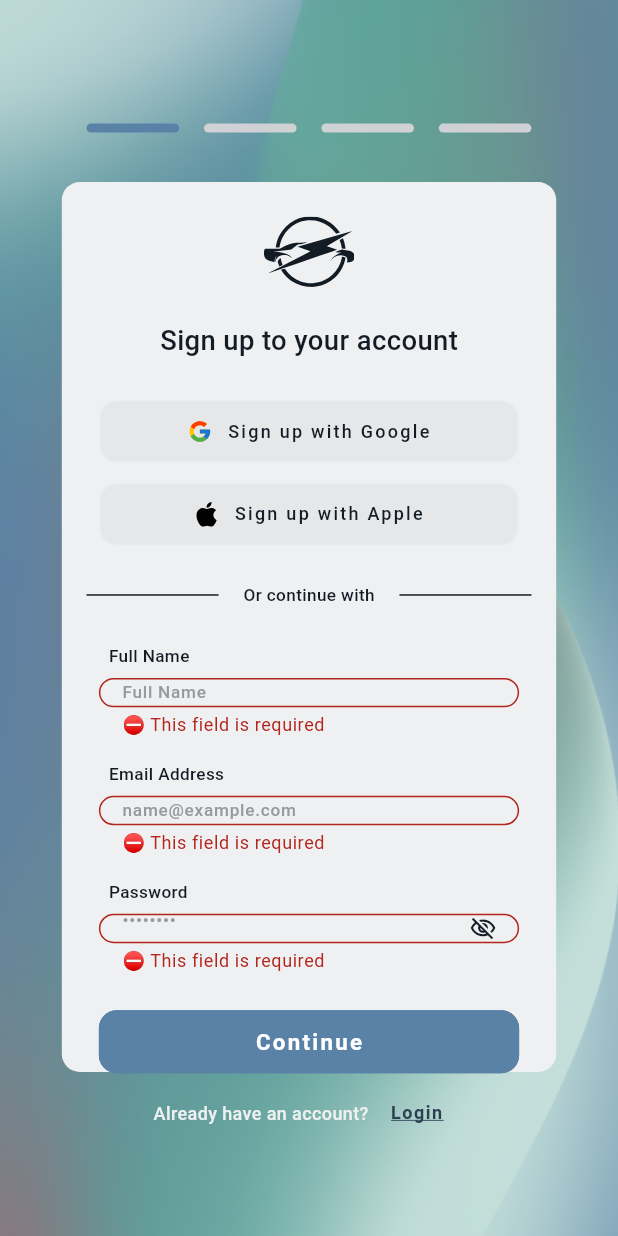
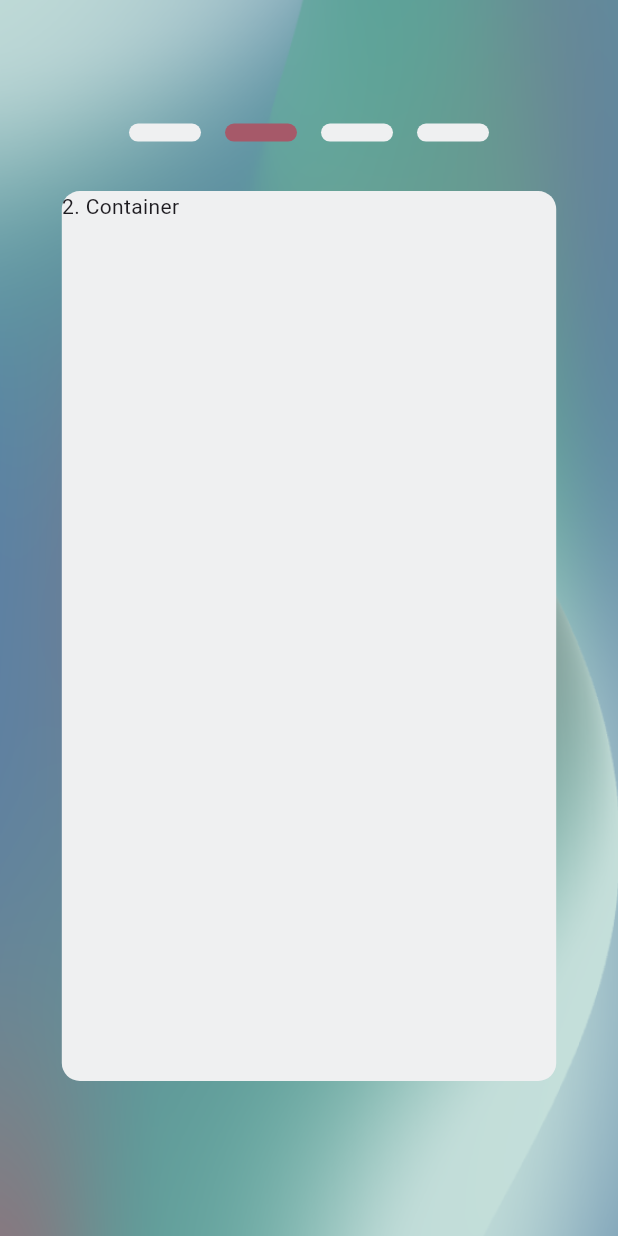
Before and after one commit to rabianurtunen0/Spark, a Flutter app: the SignUpPage screen opened directly, after a tap on "Continue", on a phone screen of 412 x 824 dp. Run offline on Flutter 3.47's test engine with Material 3 defaults, Android fonts, the phone set to English and light mode, and no system bars; drawn by our look-alikes of smooth_page_indicator; our stand-ins replace bootstrap_icons, cloud_firestore, firebase_auth, firebase_core, flutter_screenutil, flutter_snake_navigationbar and 5 more; missing offline and left inert: flutter_polyline_points; accounts and stored records are empty.

```diff
--- a/lib/signUpPage.dart
+++ b/lib/signUpPage.dart
@@ -8,6 +8,7 @@ import 'package:get/get_core/src/get_main.dart';
 import 'package:get/get_navigation/get_navigation.dart';
 //import 'package:google_sign_in/google_sign_in.dart';
 import 'package:spark_app/loginPage.dart';
+import 'package:smooth_page_indicator/smooth_page_indicator.dart';
 
 class SignUpPage extends StatefulWidget {
   const SignUpPage({super.key});
@@ -22,11 +23,14 @@ class _SignUpPageState extends State<SignUpPage> {
   final TextEditingController emailEditingController = TextEditingController();
   final TextEditingController passwordEditingController =
       TextEditingController();
+  final PageController _pageController = PageController();
+  var currentPage = 0;
   bool isVisible = true;
 
   final FirebaseFirestore _firestore = FirebaseFirestore.instance;
   final FirebaseAuth _auth = FirebaseAuth.instance;
   final _fromKey = GlobalKey<FormState>();
+
   //final GoogleSignIn _googleSignIn = GoogleSignIn();
 
   @override
@@ -49,68 +53,84 @@ class _SignUpPageState extends State<SignUpPage> {
               Container(
                 margin: EdgeInsets.fromLTRB(
                   0.0,
-                    MediaQuery.of(context).size.height * 0.1,
+                  MediaQuery.of(context).size.height * 0.10,
                   0.0,
                   MediaQuery.of(context).size.height * 0.04),
-                width: MediaQuery.of(context).size.width * 0.8,
-                child: Row(
-                  children: [
-                    Container(
-                      margin: EdgeInsets.fromLTRB(
-                          MediaQuery.of(context).size.width * 0.04,
-                          0.0,
-                          MediaQuery.of(context).size.width * 0.02,
-                          0.0),
-                      width: MediaQuery.of(context).size.width * 0.15,
-                      height: 6,
-                      decoration: BoxDecoration(
-                        color: const Color(0XFF5982A6),
-                        borderRadius: BorderRadius.circular(16.0),
+                child: SmoothPageIndicator(
+                  controller: _pageController,
+                  count: 4,
+                  effect: SwapEffect(
+                    activeDotColor: Theme.of(context).primaryColorDark,
+                    dotColor: Theme.of(context).cardColor,
+                    dotHeight: 12,
+                    dotWidth: 48,
+                    spacing: 16,
+                    //verticalOffset: 10,
                   ),
                 ),
-                    Container(
-                      margin: EdgeInsets.fromLTRB(
-                          MediaQuery.of(context).size.width * 0.02,
-                          0.0,
-                          MediaQuery.of(context).size.width * 0.02,
-                          0.0),
-                      width: MediaQuery.of(context).size.width * 0.15,
-                      height: 6,
-                      decoration: BoxDecoration(
-                        color: const Color(0XFFCFD1D4),
-                        borderRadius: BorderRadius.circular(16.0),
               ),
-                    ),
-                    Container(
-                      margin: EdgeInsets.fromLTRB(
-                          MediaQuery.of(context).size.width * 0.02,
-                          0.0,
-                          MediaQuery.of(context).size.width * 0.02,
-                          0.0),
-                      width: MediaQuery.of(context).size.width * 0.15,
-                      height: 6,
-                      decoration: BoxDecoration(
-                        color: const Color(0XFFCFD1D4),
-                        borderRadius: BorderRadius.circular(16.0),
-                      ),
-                    ),
-                    Container(
-                      margin: EdgeInsets.fromLTRB(
-                          MediaQuery.of(context).size.width * 0.02,
-                          0.0,
-                          MediaQuery.of(context).size.width * 0.04,
-                          0.0),
-                      width: MediaQuery.of(context).size.width * 0.15,
-                      height: 6,
-                      decoration: BoxDecoration(
-                        color: const Color(0XFFCFD1D4),
-                        borderRadius: BorderRadius.circular(16.0),
-                      ),
-                    )
+              SizedBox(
+                width: MediaQuery.of(context).size.width,
+                height: MediaQuery.of(context).size.height * 0.72,
+                child: PageView(
+                  controller: _pageController,
+                  onPageChanged: (index) {
+                  setState(() {
+                    currentPage = index;
+                  });
+                },
+                physics: const NeverScrollableScrollPhysics(),
+                  children: [
+                    signUp1(),
+                    signUp2(),
+                    signUp3(),
+                    signUp4(),
                   ],
                 ),
               ),
-              signUp1(),
+              Visibility(
+                visible: currentPage == 0,
+                child: Container(
+                  alignment: Alignment.center,
+                  margin: EdgeInsets.only(
+                      top: MediaQuery.of(context).size.height * 0.004),
+                  width: MediaQuery.of(context).size.width,
+                  child: Row(
+                    mainAxisAlignment: MainAxisAlignment.center,
+                    crossAxisAlignment: CrossAxisAlignment.center,
+                    children: [
+                      Text(
+                        "Already have an account?",
+                        style: TextStyle(
+                          color: Theme.of(context).cardColor,
+                          fontWeight: FontWeight.w500,
+                          fontSize: ScreenUtil().setSp(10.5),
+                        ),
+                      ),
+                      TextButton(
+                        onPressed: () {
+                          setState(() {
+                            Get.to(const LoginPage(),
+                                duration: const Duration(milliseconds: 200),
+                                transition: Transition.fadeIn);
+                          });
+                        },
+                        style: ButtonStyle(
+                          overlayColor: MaterialStateColor.resolveWith(
+                              (states) => Colors.transparent),
+                        ),
+                        child: Text('Login',
+                            style: TextStyle(
+                                color: const Color(0XFF2D4153),
+                                fontWeight: FontWeight.w600,
+                                fontSize: ScreenUtil().setSp(10.5),
+                                decoration: TextDecoration.underline)),
+                      ),
+                    ],
+                  ),
+                ),
+              ),
+
             ],
           ),
         ),
@@ -118,12 +138,18 @@ class _SignUpPageState extends State<SignUpPage> {
     );
   }
 
+  void moveToPage(int page) {
+    _pageController.animateToPage(
+      page,
+      duration: Duration(milliseconds: 500),
+      curve: Curves.easeInOut,
+    );
+    print(_pageController.toString());
+  }
+
   Widget signUp1() {
-    return Column(
-      children: [
-        Container(
-          width: MediaQuery.of(context).size.width * 0.8,
-          height: MediaQuery.of(context).size.height * 0.72,
+    return Container(
+      margin: EdgeInsets.symmetric(horizontal: MediaQuery.of(context).size.width * 0.1),
                 decoration: BoxDecoration(
                     color: Theme.of(context).cardColor,
                     borderRadius: BorderRadius.circular(12.0)),
@@ -155,8 +181,8 @@ class _SignUpPageState extends State<SignUpPage> {
                       ),
                     ),
                     Container(
-                margin: EdgeInsets.fromLTRB(
-                    0.0, MediaQuery.of(context).size.height * 0.016, 0.0, 0.0),
+                      margin: EdgeInsets.fromLTRB(0.0,
+                          MediaQuery.of(context).size.height * 0.016, 0.0, 0.0),
                       width: MediaQuery.of(context).size.width * 0.68,
                       height: MediaQuery.of(context).size.height * 0.051,
                       child: OutlinedButton(
@@ -176,7 +202,8 @@ class _SignUpPageState extends State<SignUpPage> {
                           children: [
                             Container(
                               margin: EdgeInsets.only(
-                            right: MediaQuery.of(context).size.width * 0.012),
+                                  right:
+                                      MediaQuery.of(context).size.width * 0.012),
                               child: SvgPicture.asset(
                                 'assets/images/google.svg',
                                 width: MediaQuery.of(context).size.width * 0.04,
@@ -185,7 +212,8 @@ class _SignUpPageState extends State<SignUpPage> {
                             ),
                             Container(
                               margin: EdgeInsets.only(
-                            left: MediaQuery.of(context).size.width * 0.012),
+                                  left:
+                                      MediaQuery.of(context).size.width * 0.012),
                               child: Text(
                                 'Sign up with Google',
                                 style: TextStyle(
@@ -200,8 +228,8 @@ class _SignUpPageState extends State<SignUpPage> {
                       ),
                     ),
                     Container(
-                margin: EdgeInsets.fromLTRB(
-                    0.0, MediaQuery.of(context).size.height * 0.016, 0.0, 0.0),
+                      margin: EdgeInsets.fromLTRB(0.0,
+                          MediaQuery.of(context).size.height * 0.016, 0.0, 0.0),
                       width: MediaQuery.of(context).size.width * 0.68,
                       height: MediaQuery.of(context).size.height * 0.051,
                       child: OutlinedButton(
@@ -219,7 +247,8 @@ class _SignUpPageState extends State<SignUpPage> {
                           children: [
                             Container(
                               margin: EdgeInsets.only(
-                            right: MediaQuery.of(context).size.width * 0.012),
+                                  right:
+                                      MediaQuery.of(context).size.width * 0.012),
                               child: SvgPicture.asset(
                                 'assets/images/apple.svg',
                                 width: MediaQuery.of(context).size.width * 0.04,
@@ -228,7 +257,8 @@ class _SignUpPageState extends State<SignUpPage> {
                             ),
                             Container(
                               margin: EdgeInsets.only(
-                            left: MediaQuery.of(context).size.width * 0.012),
+                                  left:
+                                      MediaQuery.of(context).size.width * 0.012),
                               child: Text(
                                 'Sign up with Apple',
                                 style: TextStyle(
@@ -247,8 +277,10 @@ class _SignUpPageState extends State<SignUpPage> {
                         Expanded(
                           child: Container(
                             margin: EdgeInsets.symmetric(
-                          horizontal: MediaQuery.of(context).size.width * 0.04,
-                          vertical: MediaQuery.of(context).size.height * 0.03),
+                                horizontal:
+                                    MediaQuery.of(context).size.width * 0.04,
+                                vertical:
+                                    MediaQuery.of(context).size.height * 0.03),
                             child: const Divider(color: Color(0XFF131C24)),
                           ),
                         ),
@@ -263,8 +295,10 @@ class _SignUpPageState extends State<SignUpPage> {
                         Expanded(
                           child: Container(
                             margin: EdgeInsets.symmetric(
-                          horizontal: MediaQuery.of(context).size.width * 0.04,
-                          vertical: MediaQuery.of(context).size.height * 0.03),
+                                horizontal:
+                                    MediaQuery.of(context).size.width * 0.04,
+                                vertical:
+                                    MediaQuery.of(context).size.height * 0.03),
                             child: const Divider(color: Color(0XFF131C24)),
                           ),
                         ),
@@ -288,8 +322,8 @@ class _SignUpPageState extends State<SignUpPage> {
                     ),
                     Container(
                       alignment: Alignment.centerLeft,
-                margin: EdgeInsets.fromLTRB(
-                    0.0, 0.0, 0.0, MediaQuery.of(context).size.height * 0.02),
+                      margin: EdgeInsets.fromLTRB(0.0, 0.0, 0.0,
+                          MediaQuery.of(context).size.height * 0.02),
                       width: MediaQuery.of(context).size.width * 0.68,
                       height: MediaQuery.of(context).size.height * 0.048,
                       child: TextFormField(
@@ -331,18 +365,18 @@ class _SignUpPageState extends State<SignUpPage> {
                             fontSize: ScreenUtil().setSp(10),
                           ),
                           enabledBorder: OutlineInputBorder(
-                      borderSide:
-                          BorderSide(color: Theme.of(context).disabledColor),
+                            borderSide: BorderSide(
+                                color: Theme.of(context).disabledColor),
                             borderRadius: BorderRadius.circular(12.0),
                           ),
                           focusedBorder: OutlineInputBorder(
-                      borderSide:
-                          BorderSide(color: Theme.of(context).disabledColor),
+                            borderSide: BorderSide(
+                                color: Theme.of(context).disabledColor),
                             borderRadius: BorderRadius.circular(12.0),
                           ),
                           border: OutlineInputBorder(
-                      borderSide:
-                          BorderSide(color: Theme.of(context).disabledColor),
+                            borderSide: BorderSide(
+                                color: Theme.of(context).disabledColor),
                             borderRadius:
                                 const BorderRadius.all(Radius.circular(12.0)),
                           ),
@@ -367,8 +401,8 @@ class _SignUpPageState extends State<SignUpPage> {
                     ),
                     Container(
                       alignment: Alignment.centerLeft,
-                margin: EdgeInsets.fromLTRB(
-                    0.0, 0.0, 0.0, MediaQuery.of(context).size.height * 0.02),
+                      margin: EdgeInsets.fromLTRB(0.0, 0.0, 0.0,
+                          MediaQuery.of(context).size.height * 0.02),
                       width: MediaQuery.of(context).size.width * 0.68,
                       height: MediaQuery.of(context).size.height * 0.048,
                       child: TextFormField(
@@ -415,18 +449,18 @@ class _SignUpPageState extends State<SignUpPage> {
                             fontSize: ScreenUtil().setSp(10),
                           ),
                           enabledBorder: OutlineInputBorder(
-                      borderSide:
-                          BorderSide(color: Theme.of(context).disabledColor),
+                            borderSide: BorderSide(
+                                color: Theme.of(context).disabledColor),
                             borderRadius: BorderRadius.circular(12.0),
                           ),
                           focusedBorder: OutlineInputBorder(
-                      borderSide:
-                          BorderSide(color: Theme.of(context).disabledColor),
+                            borderSide: BorderSide(
+                                color: Theme.of(context).disabledColor),
                             borderRadius: BorderRadius.circular(12.0),
                           ),
                           border: OutlineInputBorder(
-                      borderSide:
-                          BorderSide(color: Theme.of(context).disabledColor),
+                            borderSide: BorderSide(
+                                color: Theme.of(context).disabledColor),
                             borderRadius:
                                 const BorderRadius.all(Radius.circular(12.0)),
                           ),
@@ -451,8 +485,8 @@ class _SignUpPageState extends State<SignUpPage> {
                     ),
                     Container(
                       alignment: Alignment.centerLeft,
-                margin: EdgeInsets.fromLTRB(
-                    0.0, 0.0, 0.0, MediaQuery.of(context).size.height * 0.02),
+                      margin: EdgeInsets.fromLTRB(0.0, 0.0, 0.0,
+                          MediaQuery.of(context).size.height * 0.02),
                       width: MediaQuery.of(context).size.width * 0.68,
                       height: MediaQuery.of(context).size.height * 0.048,
                       child: TextFormField(
@@ -516,18 +550,18 @@ class _SignUpPageState extends State<SignUpPage> {
                             highlightColor: Colors.transparent,
                           ),
                           enabledBorder: OutlineInputBorder(
-                      borderSide:
-                          BorderSide(color: Theme.of(context).disabledColor),
+                            borderSide: BorderSide(
+                                color: Theme.of(context).disabledColor),
                             borderRadius: BorderRadius.circular(12.0),
                           ),
                           focusedBorder: OutlineInputBorder(
-                      borderSide:
-                          BorderSide(color: Theme.of(context).disabledColor),
+                            borderSide: BorderSide(
+                                color: Theme.of(context).disabledColor),
                             borderRadius: BorderRadius.circular(12.0),
                           ),
                           border: OutlineInputBorder(
-                      borderSide:
-                          BorderSide(color: Theme.of(context).disabledColor),
+                            borderSide: BorderSide(
+                                color: Theme.of(context).disabledColor),
                             borderRadius:
                                 const BorderRadius.all(Radius.circular(12.0)),
                           ),
@@ -535,8 +569,8 @@ class _SignUpPageState extends State<SignUpPage> {
                       ),
                     ),
                     Container(
-                margin: EdgeInsets.fromLTRB(
-                    0.0, MediaQuery.of(context).size.height * 0.01, 0.0, 0.0),
+                      margin: EdgeInsets.fromLTRB(0.0,
+                          MediaQuery.of(context).size.height * 0.01, 0.0, 0.0),
                       width: MediaQuery.of(context).size.width * 0.68,
                       height: MediaQuery.of(context).size.height * 0.051,
                       child: ElevatedButton(
@@ -544,6 +578,7 @@ class _SignUpPageState extends State<SignUpPage> {
                           setState(() {
                             createAccount(emailEditingController.text,
                                 passwordEditingController.text);
+                            moveToPage(1);
                           });
                         },
                         child: const Text('Continue'),
@@ -551,77 +586,42 @@ class _SignUpPageState extends State<SignUpPage> {
                     ),
                   ],
                 ),
-        ),
-        Container(
-          alignment: Alignment.center,
-          margin:
-              EdgeInsets.only(top: MediaQuery.of(context).size.height * 0.004),
-          width: MediaQuery.of(context).size.width,
-          child: Row(
-            mainAxisAlignment: MainAxisAlignment.center,
-            crossAxisAlignment: CrossAxisAlignment.center,
-            children: [
-              Text(
-                "Already have an account?",
-                style: TextStyle(
-                  color: Theme.of(context).cardColor,
-                  fontWeight: FontWeight.w500,
-                  fontSize: ScreenUtil().setSp(10.5),
-                ),
-              ),
-              TextButton(
-                onPressed: () {
-                  setState(() {
-                    Get.to(const LoginPage(),
-                        duration: const Duration(milliseconds: 200),
-                        transition: Transition.fadeIn);
-                  });
-                },
-                style: ButtonStyle(
-                  overlayColor: MaterialStateColor.resolveWith(
-                      (states) => Colors.transparent),
-                ),
-                child: Text('Login',
-                    style: TextStyle(
-                        color: const Color(0XFF2D4153),
-                        fontWeight: FontWeight.w600,
-                        fontSize: ScreenUtil().setSp(10.5),
-                        decoration: TextDecoration.underline)),
-              ),
-            ],
-          ),
-        ),
-      ],
               );
   }
 
   Widget signUp2() {
     return Container(
+      margin: EdgeInsets.symmetric(horizontal: MediaQuery.of(context).size.width * 0.1),
           width: MediaQuery.of(context).size.width * 0.8,
-      height: MediaQuery.of(context).size.height * 0.68,
+          height: MediaQuery.of(context).size.height * 0.50,
           decoration: BoxDecoration(
               color: Theme.of(context).cardColor,
               borderRadius: BorderRadius.circular(12.0)),
+          child: Text('2. Container'),
     );
   }
 
   Widget signUp3() {
     return Container(
+      margin: EdgeInsets.symmetric(horizontal: MediaQuery.of(context).size.width * 0.1),
           width: MediaQuery.of(context).size.width * 0.8,
-      height: MediaQuery.of(context).size.height * 0.68,
+          height: MediaQuery.of(context).size.height * 0.50,
           decoration: BoxDecoration(
               color: Theme.of(context).cardColor,
               borderRadius: BorderRadius.circular(12.0)),
+          child: Text('3. Container'),
     );
   }
 
   Widget signUp4() {
     return Container(
+      margin: EdgeInsets.symmetric(horizontal: MediaQuery.of(context).size.width * 0.1),
           width: MediaQuery.of(context).size.width * 0.8,
-      height: MediaQuery.of(context).size.height * 0.68,
+          height: MediaQuery.of(context).size.height * 0.50,
           decoration: BoxDecoration(
               color: Theme.of(context).cardColor,
               borderRadius: BorderRadius.circular(12.0)),
+          child: Text('4. Container'),
     );
   }
 
--- a/pubspec.yaml
+++ b/pubspec.yaml
@@ -56,6 +56,7 @@ dependencies:
   #google_sign_in: ^6.1.6
   intl: ^0.18.1
   shared_preferences: ^2.0.15
+  smooth_page_indicator: ^1.1.0
 
 dev_dependencies:
   flutter_test:
```
Also changed, not shown: pubspec.lock. Lines whose indentation alone changed are shown as unchanged.
